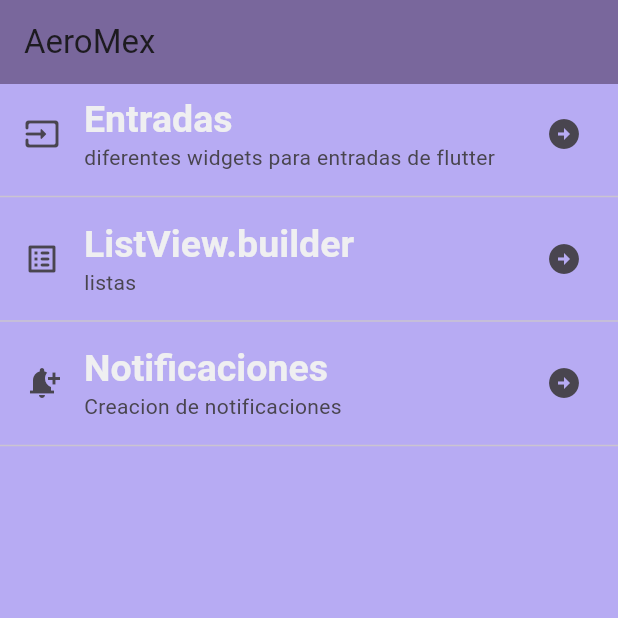
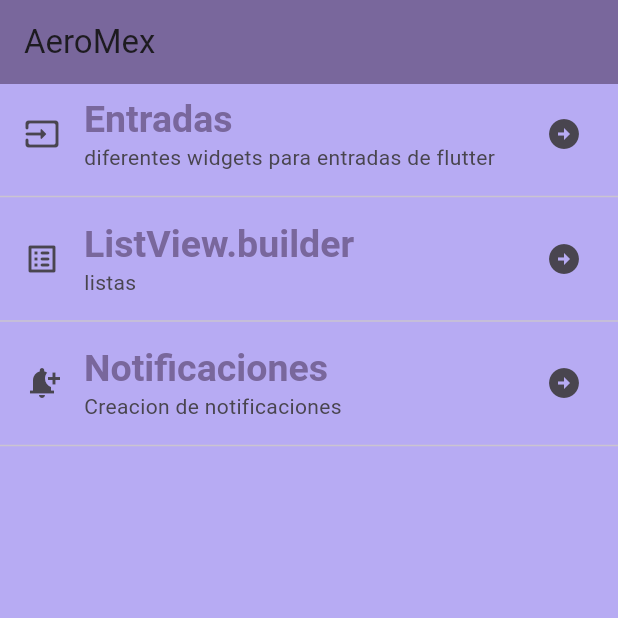
Before and after one commit to adrian5248/componentes_flutter, a Flutter app: the screen it shows after launch, on a phone screen of 412 x 824 dp, the top half of it. Run offline on Flutter 3.47's test engine with Material 3 defaults, Android fonts, the phone set to English and light mode, and no system bars.

Commit message:
Refactoring and creating the AppTheme class

```diff
--- a/lib/main_app.dart
+++ b/lib/main_app.dart
@@ -1,5 +1,6 @@
 import 'package:flutter/material.dart';
-import 'package:practica3_5c/home_screen.dart';
+import 'package:practica3_5c/screens/home_screen.dart';
+import 'package:practica3_5c/theme/app_theme.dart';
 
 class MainApp extends StatelessWidget {
   const MainApp({super.key});
@@ -8,20 +9,9 @@ class MainApp extends StatelessWidget {
   Widget build(BuildContext context) {
     return  MaterialApp(
       debugShowCheckedModeBanner: false,
-      home: HomeScreen(),
+      home: const HomeScreen(),
       //esto es para el color de fondo de la app
-      theme: ThemeData(
-        scaffoldBackgroundColor: Color.fromARGB(255, 183, 171, 243),
-        appBarTheme: const AppBarTheme(color: Color.fromARGB(255, 121, 103, 156)),
-        textTheme: const TextTheme(
-            headlineLarge: TextStyle(
-              color: Color.fromARGB(255, 239, 239, 241),
-              fontSize: 25.0,
-              fontWeight: FontWeight.bold,
-              fontFamily: 'sans-serif',
-            )
-          )
-        )
-      );
+      theme: AppTheme.lightTheme,
+    );
   }
 }
--- /dev/null
+++ b/lib/theme/app_theme.dart
@@ -0,0 +1,22 @@
+
+import 'package:flutter/material.dart';
+
+class AppTheme{
+  //Aqui hago las declaraciones de los colores
+  static const mainColor = Color.fromARGB(255, 121, 103, 156);
+  static const backColor = Color.fromARGB(255, 183, 171, 243);
+
+  //Aqui las declaraciones del tema
+  static final ThemeData lightTheme = ThemeData.light().copyWith(
+    scaffoldBackgroundColor: backColor,
+        appBarTheme: const AppBarTheme(color: mainColor),
+        textTheme: const TextTheme(
+            headlineLarge: TextStyle(
+              color: mainColor,
+              fontSize: 25.0,
+              fontWeight: FontWeight.bold,
+              fontFamily: 'sans-serif',
+            ),
+          ),
+  );
+}
```
Also changed, not shown: lib/screens/home_screen.dart (renamed from lib/home_screen.dart).
